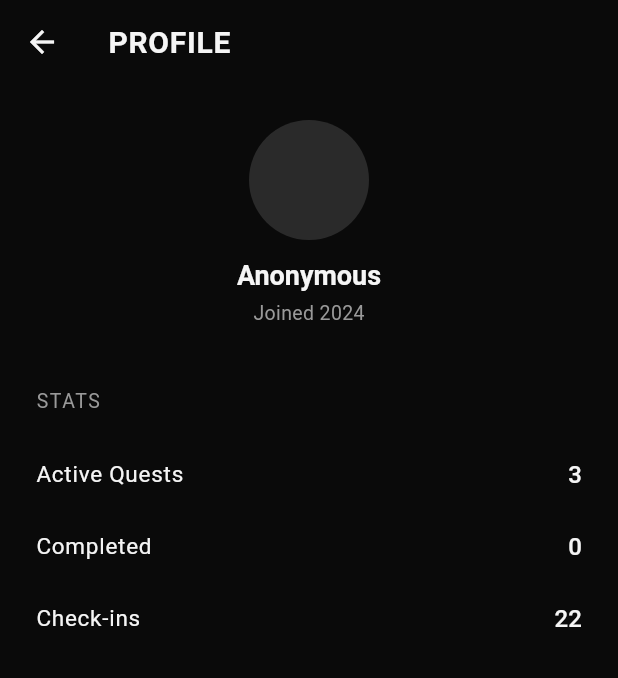
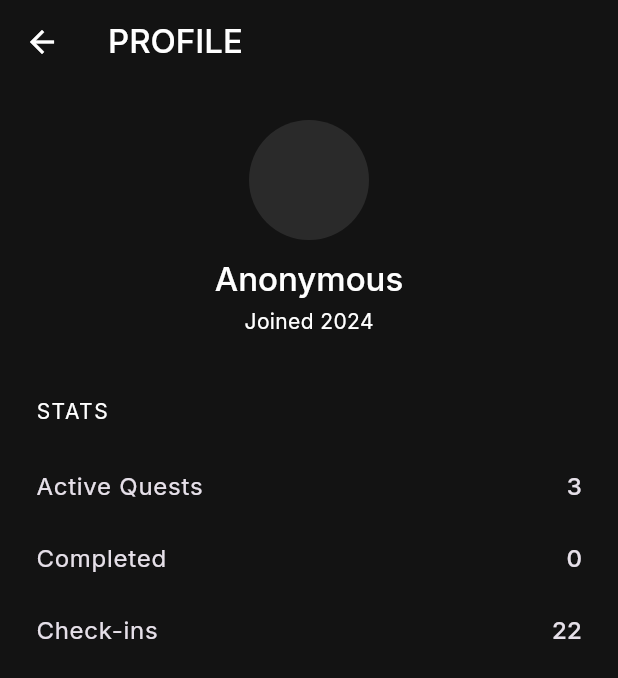
Before and after one commit to KDBismael/axiom, a Flutter app: the screen it shows after launch, after a tap on "GET STARTED", after a tap on the "person outline" icon, on a phone screen of 412 x 824 dp. Shown: the top 678 px of the screen. Run offline on Flutter 3.47's test engine with Material 3 defaults, Android fonts, the phone set to English and light mode, and no system bars; our stand-ins replace get, google_fonts.

Commit message:
feat: add Monolith Architect design system foundation
Colors, typography, radii, theme assembly, and reusable primitives
(AppButton, GlassChrome, SegmentedProgress) that every subsequent
screen builds on. Also adds the XOF currency formatting helper.

```diff
--- /dev/null
+++ b/lib/core/theme/app_colors.dart
@@ -0,0 +1,35 @@
+import 'package:flutter/material.dart';
+
+/// Color tokens for the "Monolith Architect" design system.
+class AppColors {
+  AppColors._();
+
+  // Surfaces
+  static const surface = Color(0xFF131313);
+  static const surfaceContainerLowest = Color(0xFF0E0E0E);
+  static const surfaceContainerLow = Color(0xFF1B1B1B);
+  static const surfaceContainer = Color(0xFF232323);
+  static const surfaceContainerHigh = Color(0xFF2C2C2C);
+  static const surfaceContainerHighest = Color(0xFF353535);
+  static const surfaceBright = Color(0xFF393939);
+
+  // Primary
+  static const primary = Color(0xFFFFFFFF);
+  static const onPrimary = Color(0xFF002117);
+  static const primaryFixed = Color(0xFF2B6954);
+  static const primaryFixedDim = Color(0xFF0B513D);
+  static const primaryContainer = Color(0xFFA2E2C8);
+  static const onPrimaryContainer = Color(0xFF000000);
+
+  // Engagement / success
+  static const emerald = Color(0xFF064E3B);
+
+  // Outline
+  static const outline = Color(0xFF919191);
+  static const outlineVariant = Color(0xFF474747);
+
+  // Derived opacity helpers
+  static Color get outlineVariant15 => outlineVariant.withValues(alpha: 0.15);
+  static Color get outline20 => outline.withValues(alpha: 0.20);
+  static Color get ambientVoidShadow => Colors.black.withValues(alpha: 0.40);
+}
--- /dev/null
+++ b/lib/core/theme/app_radii.dart
@@ -0,0 +1,15 @@
+import 'package:flutter/material.dart';
+
+/// Roundedness scale for the "Monolith Architect" design system.
+class AppRadii {
+  AppRadii._();
+
+  /// Buttons, inputs, chips.
+  static const double interactive = 8.0;
+
+  /// Cards, sheets, dialogs.
+  static const double structural = 12.0;
+
+  static BorderRadius get interactiveRadius => BorderRadius.circular(interactive);
+  static BorderRadius get structuralRadius => BorderRadius.circular(structural);
+}
--- a/lib/core/theme/app_theme.dart
+++ b/lib/core/theme/app_theme.dart
@@ -1,79 +1,90 @@
 import 'package:flutter/material.dart';
+import 'package:google_fonts/google_fonts.dart';
+import 'app_colors.dart';
+import 'app_radii.dart';
+import 'app_typography.dart';
 
+/// Assembles the "Monolith Architect" design system into a [ThemeData].
 class AppTheme {
-  static const _black = Color(0xFF0A0A0A);
-  static const _white = Color(0xFFF5F5F5);
-  static const _accent = Color(0xFFD4AF37); // muted gold
-  static const _surface = Color(0xFF141414);
-  static const _card = Color(0xFF1E1E1E);
+  static ThemeData get dark {
+    final base = ThemeData.dark(useMaterial3: true);
+    final textTheme = GoogleFonts.interTextTheme(base.textTheme).copyWith(
+      displayLarge: AppTypography.displayLg,
+      headlineMedium: AppTypography.headlineMd,
+      titleLarge: AppTypography.titleLg,
+      bodyMedium: AppTypography.bodyMd,
+      labelMedium: AppTypography.labelMd,
+    );
 
-  static ThemeData get dark => ThemeData(
-        brightness: Brightness.dark,
-        scaffoldBackgroundColor: _black,
-        primaryColor: _accent,
+    return base.copyWith(
+      scaffoldBackgroundColor: AppColors.surface,
       colorScheme: const ColorScheme.dark(
-          primary: _accent,
-          surface: _surface,
-          onPrimary: _black,
-          onSurface: _white,
+        primary: AppColors.primary,
+        onPrimary: AppColors.onPrimary,
+        surface: AppColors.surface,
+        onSurface: AppColors.primary,
       ),
-        cardColor: _card,
-        dividerColor: Color(0xFF2A2A2A),
-        appBarTheme: const AppBarTheme(
-          backgroundColor: _black,
+      textTheme: textTheme,
+      appBarTheme: AppBarTheme(
+        backgroundColor: AppColors.surface,
         elevation: 0,
         centerTitle: false,
-          titleTextStyle: TextStyle(
-            color: _white,
-            fontSize: 20,
-            fontWeight: FontWeight.w600,
-            letterSpacing: 0.5,
+        titleTextStyle: AppTypography.titleLg.copyWith(color: AppColors.primary),
+        iconTheme: const IconThemeData(color: AppColors.primary),
       ),
-          iconTheme: IconThemeData(color: _white),
-        ),
-        textTheme: const TextTheme(
-          headlineMedium: TextStyle(color: _white, fontWeight: FontWeight.w700, fontSize: 24),
-          titleLarge: TextStyle(color: _white, fontWeight: FontWeight.w600, fontSize: 18),
-          titleMedium: TextStyle(color: _white, fontWeight: FontWeight.w500, fontSize: 16),
-          bodyLarge: TextStyle(color: _white, fontSize: 15),
-          bodyMedium: TextStyle(color: Color(0xFF999999), fontSize: 13),
-          labelLarge: TextStyle(color: _black, fontWeight: FontWeight.w600, fontSize: 14, letterSpacing: 0.8),
+      cardTheme: CardThemeData(
+        color: AppColors.surfaceContainerLow,
+        elevation: 0,
+        shape: RoundedRectangleBorder(borderRadius: AppRadii.structuralRadius),
       ),
       elevatedButtonTheme: ElevatedButtonThemeData(
         style: ElevatedButton.styleFrom(
-            backgroundColor: _accent,
-            foregroundColor: _black,
+          backgroundColor: AppColors.emerald,
+          foregroundColor: AppColors.primary,
           minimumSize: const Size(double.infinity, 52),
-            shape: RoundedRectangleBorder(borderRadius: BorderRadius.circular(4)),
+          shape: RoundedRectangleBorder(borderRadius: AppRadii.interactiveRadius),
           elevation: 0,
-            textStyle: const TextStyle(fontWeight: FontWeight.w600, fontSize: 14, letterSpacing: 0.8),
+          textStyle: AppTypography.labelMd,
+        ).copyWith(
+          backgroundColor: WidgetStateProperty.resolveWith((states) {
+            if (states.contains(WidgetState.disabled)) {
+              return AppColors.surfaceContainerHighest;
+            }
+            if (states.contains(WidgetState.pressed) ||
+                states.contains(WidgetState.hovered)) {
+              return AppColors.primaryFixedDim;
+            }
+            return AppColors.emerald;
+          }),
         ),
       ),
       outlinedButtonTheme: OutlinedButtonThemeData(
         style: OutlinedButton.styleFrom(
-            foregroundColor: _white,
+          foregroundColor: AppColors.primary,
           minimumSize: const Size(double.infinity, 52),
-            side: const BorderSide(color: Color(0xFF2A2A2A)),
-            shape: RoundedRectangleBorder(borderRadius: BorderRadius.circular(4)),
+          side: BorderSide(color: AppColors.outline20),
+          shape: RoundedRectangleBorder(borderRadius: AppRadii.interactiveRadius),
+          textStyle: AppTypography.labelMd,
         ),
       ),
       inputDecorationTheme: InputDecorationTheme(
         filled: true,
-          fillColor: _card,
+        fillColor: AppColors.surfaceContainerLowest,
         border: OutlineInputBorder(
-            borderRadius: BorderRadius.circular(4),
-            borderSide: const BorderSide(color: Color(0xFF2A2A2A)),
+          borderRadius: AppRadii.interactiveRadius,
+          borderSide: BorderSide(color: AppColors.outlineVariant15),
         ),
         enabledBorder: OutlineInputBorder(
-            borderRadius: BorderRadius.circular(4),
-            borderSide: const BorderSide(color: Color(0xFF2A2A2A)),
+          borderRadius: AppRadii.interactiveRadius,
+          borderSide: BorderSide(color: AppColors.outlineVariant15),
         ),
         focusedBorder: OutlineInputBorder(
-            borderRadius: BorderRadius.circular(4),
-            borderSide: const BorderSide(color: _accent),
+          borderRadius: AppRadii.interactiveRadius,
+          borderSide: const BorderSide(color: AppColors.emerald),
         ),
-          labelStyle: const TextStyle(color: Color(0xFF666666)),
-          hintStyle: const TextStyle(color: Color(0xFF444444)),
+        labelStyle: TextStyle(color: AppColors.outline),
+        hintStyle: TextStyle(color: AppColors.outline.withValues(alpha: 0.5)),
       ),
     );
   }
+}
--- /dev/null
+++ b/lib/core/theme/app_typography.dart
@@ -0,0 +1,42 @@
+import 'package:flutter/material.dart';
+import 'package:google_fonts/google_fonts.dart';
+
+/// Typography tokens for the "Monolith Architect" design system.
+///
+/// Letter-spacing is expressed in em in the spec, but Flutter's
+/// [TextStyle.letterSpacing] is in logical pixels, so each style computes
+/// `em * fontSize` rather than sharing one flat constant.
+class AppTypography {
+  AppTypography._();
+
+  static TextStyle get displayLg => GoogleFonts.inter(
+        fontSize: 56,
+        fontWeight: FontWeight.w700,
+        letterSpacing: -0.02 * 56,
+        height: 1.1,
+      );
+
+  static TextStyle get headlineMd => GoogleFonts.inter(
+        fontSize: 28,
+        fontWeight: FontWeight.w600,
+        letterSpacing: -0.01 * 28,
+      );
+
+  static TextStyle get titleLg => GoogleFonts.inter(
+        fontSize: 22,
+        fontWeight: FontWeight.w500,
+      );
+
+  static TextStyle get bodyMd => GoogleFonts.inter(
+        fontSize: 14,
+        fontWeight: FontWeight.w400,
+      );
+
+  /// All-caps presentation is a caller concern (`.toUpperCase()`), not baked
+  /// into the TextStyle.
+  static TextStyle get labelMd => GoogleFonts.inter(
+        fontSize: 12,
+        fontWeight: FontWeight.w600,
+        letterSpacing: 0.05 * 12,
+      );
+}
--- /dev/null
+++ b/lib/core/utils/currency.dart
@@ -0,0 +1,2 @@
+/// Formats an amount as West African CFA franc (XOF), the app's currency.
+String formatXof(double amount) => '${amount.toStringAsFixed(0)} XOF';
```
Also changed, not shown: lib/core/widgets/buttons/app_button.dart (added, +197 -0 lines), lib/core/widgets/navigation/glass_chrome.dart (added, +32 -0 lines), lib/core/widgets/progress/segmented_progress.dart (added, +39 -0 lines), 4 other files. Lines whose indentation alone changed are shown as unchanged.
